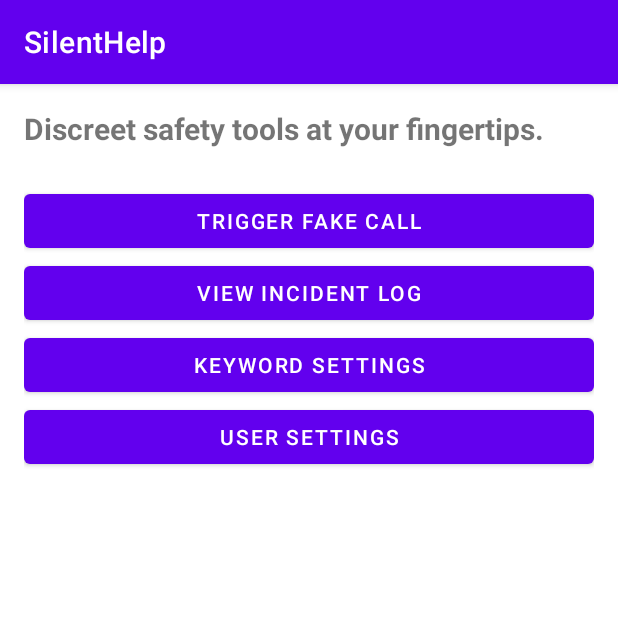
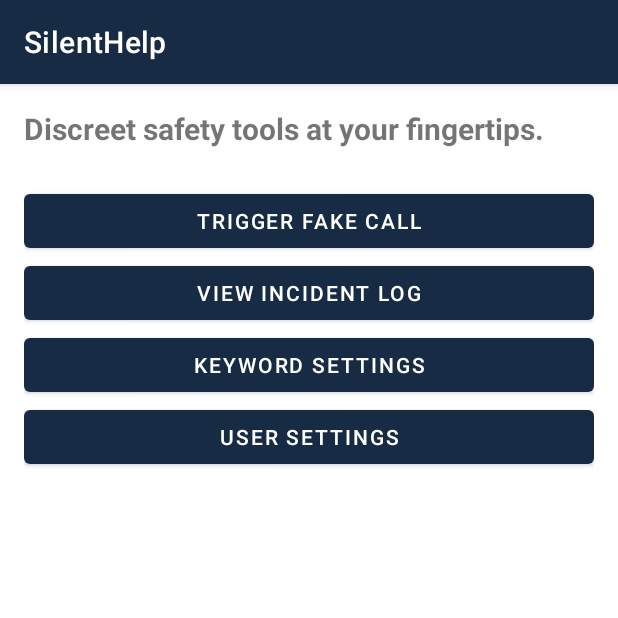
Before and after one commit to mpope124/SilentHelp, an Android app built with Jetpack Compose: the screen it shows after launch (HomeActivity), on a phone screen of 412 x 824 dp, the top half of it. Run offline under Robolectric (Android 15) with nearby library versions, the phone set to English and light mode, and no system bars.

Commit message:
Update theme colors

```diff
--- a/SilentHelp/app/src/main/res/values/themes.xml
+++ b/SilentHelp/app/src/main/res/values/themes.xml
@@ -2,8 +2,8 @@
     <style name="Theme.SilentHelp" parent="Theme.MaterialComponents.DayNight.DarkActionBar">
 
     <!-- Customize your theme here. -->
-        <item name="colorPrimary">@color/purple_500</item>
-        <item name="colorPrimaryDark">@color/purple_700</item>
-        <item name="colorAccent">@color/teal_200</item>
+        <item name="colorPrimary">@color/bg_blue</item>
+        <item name="colorPrimaryDark">@color/bg_drk_blue</item>
+        <item name="colorAccent">@color/bg_lt_blue</item>
     </style>
 </resources>
```
